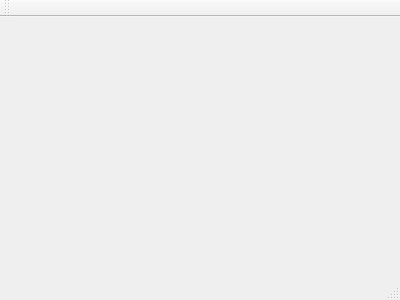
This is mainwindow.ui in JiananHe/SeuMIV as Qt 5 draws it before an edit. The edited form follows.
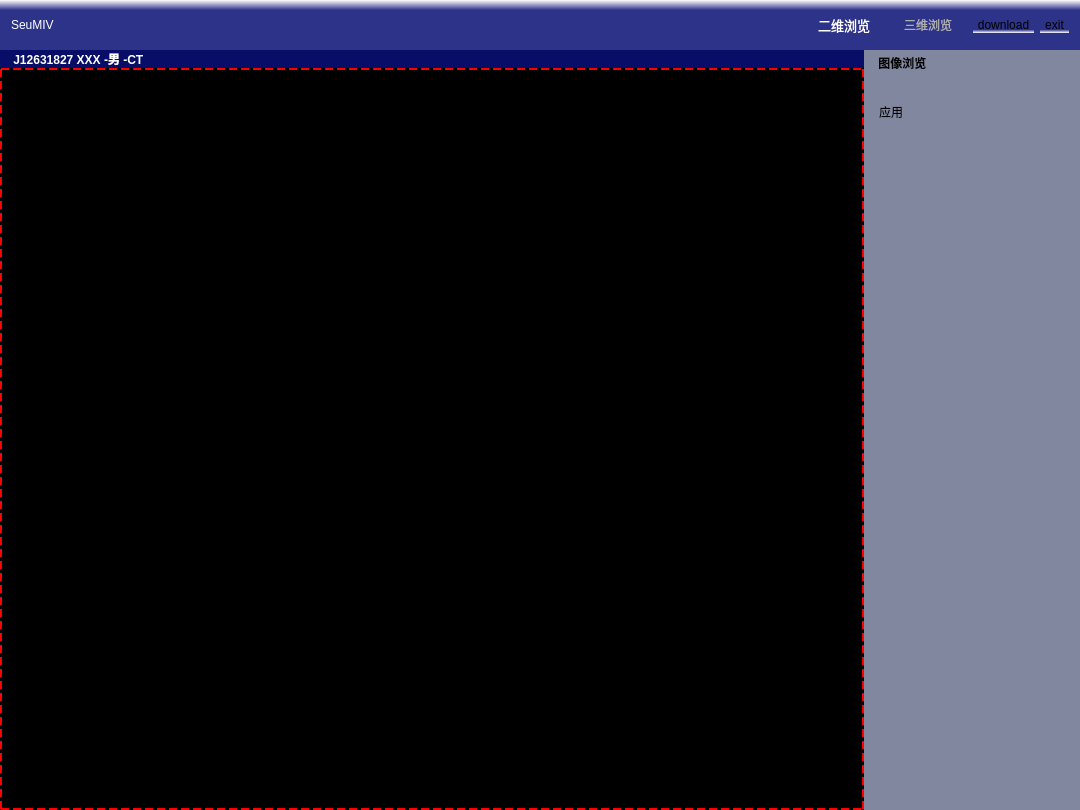
This is the edited form. Icons and pictures are not drawn.

Commit message: 修改界面

```diff
--- a/mainwindow.ui
+++ b/mainwindow.ui
@@ -1,24 +1,449 @@
 <ui version="4.0">
  <class>MainWindow</class>
- <widget class="QMainWindow" name="MainWindow" >
-  <property name="geometry" >
+ <widget class="QMainWindow" name="MainWindow">
+  <property name="geometry">
    <rect>
     <x>0</x>
     <y>0</y>
-    <width>400</width>
-    <height>300</height>
+    <width>1080</width>
+    <height>810</height>
    </rect>
   </property>
   <property name="windowTitle" >
    <string>MainWindow</string>
   </property>
-  <widget class="QMenuBar" name="menuBar" />
-  <widget class="QToolBar" name="mainToolBar" />
-  <widget class="QWidget" name="centralWidget" />
-  <widget class="QStatusBar" name="statusBar" />
+  <property name="autoFillBackground">
+   <bool>true</bool>
+  </property>
+  <widget class="QWidget" name="centralWidget">
+   <property name="autoFillBackground">
+    <bool>false</bool>
+   </property>
+   <layout class="QVBoxLayout" name="verticalLayout_2">
+    <property name="spacing">
+     <number>0</number>
+    </property>
+    <property name="leftMargin">
+     <number>0</number>
+    </property>
+    <property name="topMargin">
+     <number>0</number>
+    </property>
+    <property name="rightMargin">
+     <number>0</number>
+    </property>
+    <property name="bottomMargin">
+     <number>0</number>
+    </property>
+    <item>
+     <widget class="QWidget" name="menu" native="true">
+      <property name="sizePolicy">
+       <sizepolicy hsizetype="Preferred" vsizetype="Preferred">
+        <horstretch>0</horstretch>
+        <verstretch>1</verstretch>
+       </sizepolicy>
+      </property>
+      <property name="styleSheet">
+       <string notr="true">background-color: qlineargradient(spread:pad, x1:0.5, y1:1, x2:0.5, y2:0, stop:0.8 rgba(46, 51, 138, 255), stop:1 rgba(255, 255, 255, 255));
+</string>
+      </property>
+      <layout class="QHBoxLayout" name="horizontalLayout_2">
+       <item>
+        <widget class="QLabel" name="title">
+         <property name="sizePolicy">
+          <sizepolicy hsizetype="Preferred" vsizetype="Preferred">
+           <horstretch>6</horstretch>
+           <verstretch>0</verstretch>
+          </sizepolicy>
+         </property>
+         <property name="styleSheet">
+          <string notr="true">font: 75 16pt &quot;微软雅黑&quot;;
+color: rgb(255, 255, 255);
+background-color: rgba(255, 255, 255, 0);</string>
+         </property>
+         <property name="text">
+          <string>SeuMIV</string>
+         </property>
+        </widget>
+       </item>
+       <item>
+        <widget class="QLabel" name="placeholder">
+         <property name="sizePolicy">
+          <sizepolicy hsizetype="Preferred" vsizetype="Preferred">
+           <horstretch>34</horstretch>
+           <verstretch>0</verstretch>
+          </sizepolicy>
+         </property>
+         <property name="styleSheet">
+          <string notr="true">background-color: rgba(255, 255, 255, 0);</string>
+         </property>
+         <property name="text">
+          <string/>
+         </property>
+        </widget>
+       </item>
+       <item>
+        <widget class="QPushButton" name="button2D">
+         <property name="sizePolicy">
+          <sizepolicy hsizetype="Minimum" vsizetype="Fixed">
+           <horstretch>4</horstretch>
+           <verstretch>0</verstretch>
+          </sizepolicy>
+         </property>
+         <property name="font">
+          <font>
+           <family>微软雅黑</family>
+           <pointsize>10</pointsize>
+           <weight>9</weight>
+           <italic>false</italic>
+           <bold>false</bold>
+          </font>
+         </property>
+         <property name="styleSheet">
+          <string notr="true">color: rgb(255, 255, 255);
+font: 75 10pt &quot;微软雅黑&quot;;</string>
+         </property>
+         <property name="text">
+          <string>二维浏览</string>
+         </property>
+         <property name="flat">
+          <bool>true</bool>
+         </property>
+        </widget>
+       </item>
+       <item>
+        <widget class="QPushButton" name="button3D">
+         <property name="sizePolicy">
+          <sizepolicy hsizetype="Minimum" vsizetype="Fixed">
+           <horstretch>4</horstretch>
+           <verstretch>0</verstretch>
+          </sizepolicy>
+         </property>
+         <property name="styleSheet">
+          <string notr="true">color: rgb(175,175,175);
+font: 75 10pt &quot;微软雅黑&quot;;</string>
+         </property>
+         <property name="text">
+          <string>三维浏览</string>
+         </property>
+         <property name="flat">
+          <bool>true</bool>
+         </property>
+        </widget>
+       </item>
+       <item>
+        <widget class="QToolButton" name="download">
+         <property name="sizePolicy">
+          <sizepolicy hsizetype="Fixed" vsizetype="Fixed">
+           <horstretch>1</horstretch>
+           <verstretch>0</verstretch>
+          </sizepolicy>
+         </property>
+         <property name="styleSheet">
+          <string notr="true">background-color: qlineargradient(spread:pad, x1:0.5, y1:0, x2:0.5, y2:1, stop:0.8 rgba(46, 51, 138, 255), stop:1 rgba(255, 255, 255, 255));
+border: 0px</string>
+         </property>
+         <property name="text">
+          <string>download</string>
+         </property>
+         <property name="icon">
+          <iconset resource="image.qrc">
+           <normaloff>:/resource/resource/download.svg</normaloff>:/resource/resource/download.svg</iconset>
+         </property>
+         <property name="iconSize">
+          <size>
+           <width>30</width>
+           <height>30</height>
+          </size>
+         </property>
+         <property name="autoRaise">
+          <bool>false</bool>
+         </property>
+        </widget>
+       </item>
+       <item>
+        <widget class="QToolButton" name="exit">
+         <property name="sizePolicy">
+          <sizepolicy hsizetype="Fixed" vsizetype="Fixed">
+           <horstretch>1</horstretch>
+           <verstretch>0</verstretch>
+          </sizepolicy>
+         </property>
+         <property name="styleSheet">
+          <string notr="true">background-color: qlineargradient(spread:pad, x1:0.5, y1:0, x2:0.5, y2:1, stop:0.8 rgba(46, 51, 138, 255), stop:1 rgba(255, 255, 255, 255));
+border:0px</string>
+         </property>
+         <property name="text">
+          <string>exit</string>
+         </property>
+         <property name="icon">
+          <iconset resource="image.qrc">
+           <normaloff>:/resource/resource/exit.svg</normaloff>:/resource/resource/exit.svg</iconset>
+         </property>
+         <property name="iconSize">
+          <size>
+           <width>30</width>
+           <height>30</height>
+          </size>
+         </property>
+         <property name="popupMode">
+          <enum>QToolButton::DelayedPopup</enum>
+         </property>
+         <property name="autoRaise">
+          <bool>false</bool>
+         </property>
+         <property name="arrowType">
+          <enum>Qt::NoArrow</enum>
+         </property>
+        </widget>
+       </item>
+      </layout>
+     </widget>
+    </item>
+    <item>
+     <widget class="QStackedWidget" name="stackedWidget">
+      <property name="sizePolicy">
+       <sizepolicy hsizetype="Preferred" vsizetype="Preferred">
+        <horstretch>0</horstretch>
+        <verstretch>20</verstretch>
+       </sizepolicy>
+      </property>
+      <widget class="QWidget" name="view2D">
+       <layout class="QHBoxLayout" name="horizontalLayout">
+        <property name="spacing">
+         <number>0</number>
+        </property>
+        <property name="leftMargin">
+         <number>0</number>
+        </property>
+        <property name="topMargin">
+         <number>0</number>
+        </property>
+        <property name="rightMargin">
+         <number>0</number>
+        </property>
+        <property name="bottomMargin">
+         <number>0</number>
+        </property>
+        <item>
+         <widget class="QWidget" name="window" native="true">
+          <property name="sizePolicy">
+           <sizepolicy hsizetype="Preferred" vsizetype="Preferred">
+            <horstretch>4</horstretch>
+            <verstretch>0</verstretch>
+           </sizepolicy>
+          </property>
+          <layout class="QVBoxLayout" name="verticalLayout">
+           <property name="spacing">
+            <number>0</number>
+           </property>
+           <property name="leftMargin">
+            <number>0</number>
+           </property>
+           <property name="topMargin">
+            <number>0</number>
+           </property>
+           <property name="rightMargin">
+            <number>0</number>
+           </property>
+           <property name="bottomMargin">
+            <number>0</number>
+           </property>
+           <item>
+            <widget class="QLabel" name="info">
+             <property name="styleSheet">
+              <string notr="true">background-color: rgb(8, 13, 103);
+color: rgb(255, 255, 255);
+font: 75 11pt &quot;微软雅黑&quot;;
+font-weight: 600</string>
+             </property>
+             <property name="text">
+              <string>    J12631827 XXX -男 -CT</string>
+             </property>
+            </widget>
+           </item>
+           <item>
+            <widget class="QWidget" name="viewer" native="true">
+             <property name="sizePolicy">
+              <sizepolicy hsizetype="Preferred" vsizetype="Preferred">
+               <horstretch>0</horstretch>
+               <verstretch>30</verstretch>
+              </sizepolicy>
+             </property>
+             <property name="styleSheet">
+              <string notr="true">border: 1.5px dashed rgb(255, 0, 0);
+background-color: rgb(0, 0, 0);</string>
+             </property>
+            </widget>
+           </item>
+          </layout>
+         </widget>
+        </item>
+        <item>
+         <widget class="QWidget" name="sidebar" native="true">
+          <property name="sizePolicy">
+           <sizepolicy hsizetype="Preferred" vsizetype="Preferred">
+            <horstretch>1</horstretch>
+            <verstretch>0</verstretch>
+           </sizepolicy>
+          </property>
+          <property name="styleSheet">
+           <string notr="true">background-color: rgb(130, 135, 160);</string>
+          </property>
+          <layout class="QVBoxLayout" name="verticalLayout_3">
+           <property name="spacing">
+            <number>15</number>
+           </property>
+           <property name="leftMargin">
+            <number>2</number>
+           </property>
+           <property name="topMargin">
+            <number>2</number>
+           </property>
+           <property name="rightMargin">
+            <number>5</number>
+           </property>
+           <property name="bottomMargin">
+            <number>5</number>
+           </property>
+           <item>
+            <widget class="QWidget" name="widget_01" native="true">
+             <property name="sizePolicy">
+              <sizepolicy hsizetype="Preferred" vsizetype="Preferred">
+               <horstretch>0</horstretch>
+               <verstretch>2</verstretch>
+              </sizepolicy>
+             </property>
+             <layout class="QHBoxLayout" name="horizontalLayout_3">
+              <property name="spacing">
+               <number>0</number>
+              </property>
+              <property name="leftMargin">
+               <number>0</number>
+              </property>
+              <property name="topMargin">
+               <number>0</number>
+              </property>
+              <property name="rightMargin">
+               <number>0</number>
+              </property>
+              <property name="bottomMargin">
+               <number>0</number>
+              </property>
+              <item>
+               <widget class="QLabel" name="label">
+                <property name="font">
+                 <font>
+                  <family>微软雅黑</family>
+                  <pointsize>9</pointsize>
+                  <weight>75</weight>
+                  <italic>false</italic>
+                  <bold>true</bold>
+                 </font>
+                </property>
+                <property name="styleSheet">
+                 <string notr="true">font: 75 9pt &quot;微软雅黑&quot;;
+font-weight: 600</string>
+                </property>
+                <property name="text">
+                 <string>    图像浏览</string>
+                </property>
+               </widget>
+              </item>
+             </layout>
+            </widget>
+           </item>
+           <item>
+            <widget class="QWidget" name="widget_02" native="true">
+             <property name="sizePolicy">
+              <sizepolicy hsizetype="Preferred" vsizetype="Preferred">
+               <horstretch>0</horstretch>
+               <verstretch>4</verstretch>
+              </sizepolicy>
+             </property>
+             <layout class="QHBoxLayout" name="horizontalLayout_4">
+              <property name="spacing">
+               <number>0</number>
+              </property>
+              <property name="leftMargin">
+               <number>13</number>
+              </property>
+              <property name="topMargin">
+               <number>0</number>
+              </property>
+              <property name="rightMargin">
+               <number>0</number>
+              </property>
+              <property name="bottomMargin">
+               <number>0</number>
+              </property>
+              <item>
+               <widget class="QLabel" name="label_2">
+                <property name="styleSheet">
+                 <string notr="true">font: 75 14pt &quot;微软雅黑&quot;;</string>
+                </property>
+                <property name="text">
+                 <string>应用</string>
+                </property>
+               </widget>
+              </item>
+             </layout>
+            </widget>
+           </item>
+           <item>
+            <widget class="QWidget" name="widget_03" native="true">
+             <property name="sizePolicy">
+              <sizepolicy hsizetype="Preferred" vsizetype="Preferred">
+               <horstretch>0</horstretch>
+               <verstretch>4</verstretch>
+              </sizepolicy>
+             </property>
+            </widget>
+           </item>
+           <item>
+            <widget class="QWidget" name="widget_04" native="true">
+             <property name="sizePolicy">
+              <sizepolicy hsizetype="Preferred" vsizetype="Preferred">
+               <horstretch>0</horstretch>
+               <verstretch>3</verstretch>
+              </sizepolicy>
+             </property>
+            </widget>
+           </item>
+           <item>
+            <widget class="QWidget" name="widget_05" native="true">
+             <property name="sizePolicy">
+              <sizepolicy hsizetype="Preferred" vsizetype="Preferred">
+               <horstretch>0</horstretch>
+               <verstretch>8</verstretch>
+              </sizepolicy>
+             </property>
+            </widget>
+           </item>
+           <item>
+            <widget class="QWidget" name="widget_06" native="true">
+             <property name="sizePolicy">
+              <sizepolicy hsizetype="Preferred" vsizetype="Preferred">
+               <horstretch>0</horstretch>
+               <verstretch>40</verstretch>
+              </sizepolicy>
+             </property>
+            </widget>
+           </item>
+          </layout>
+         </widget>
+        </item>
+       </layout>
+      </widget>
+      <widget class="QWidget" name="page_2"/>
+     </widget>
+    </item>
+   </layout>
+  </widget>
  </widget>
- <layoutDefault spacing="6" margin="11" />
- <pixmapfunction></pixmapfunction>
- <resources/>
+ <layoutdefault spacing="6" margin="11"/>
+ <resources>
+  <include location="image.qrc"/>
+ </resources>
  <connections/>
 </ui>
```
Left out of the diff: 3 changed lines with no effect on the pictures. The commit also changes 6 other files.
